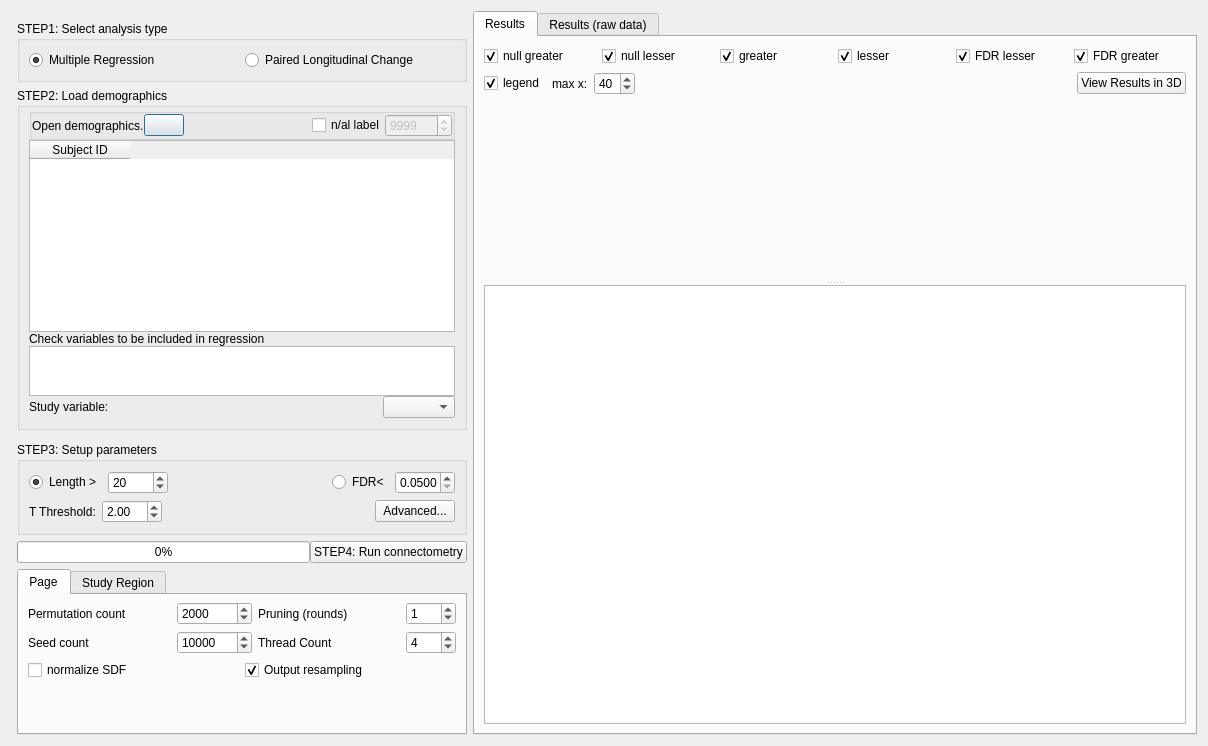
The window that connectometry/group_connectometry.ui (frankyeh/DSI-Studio) describes before a commit, drawn with Qt 5.
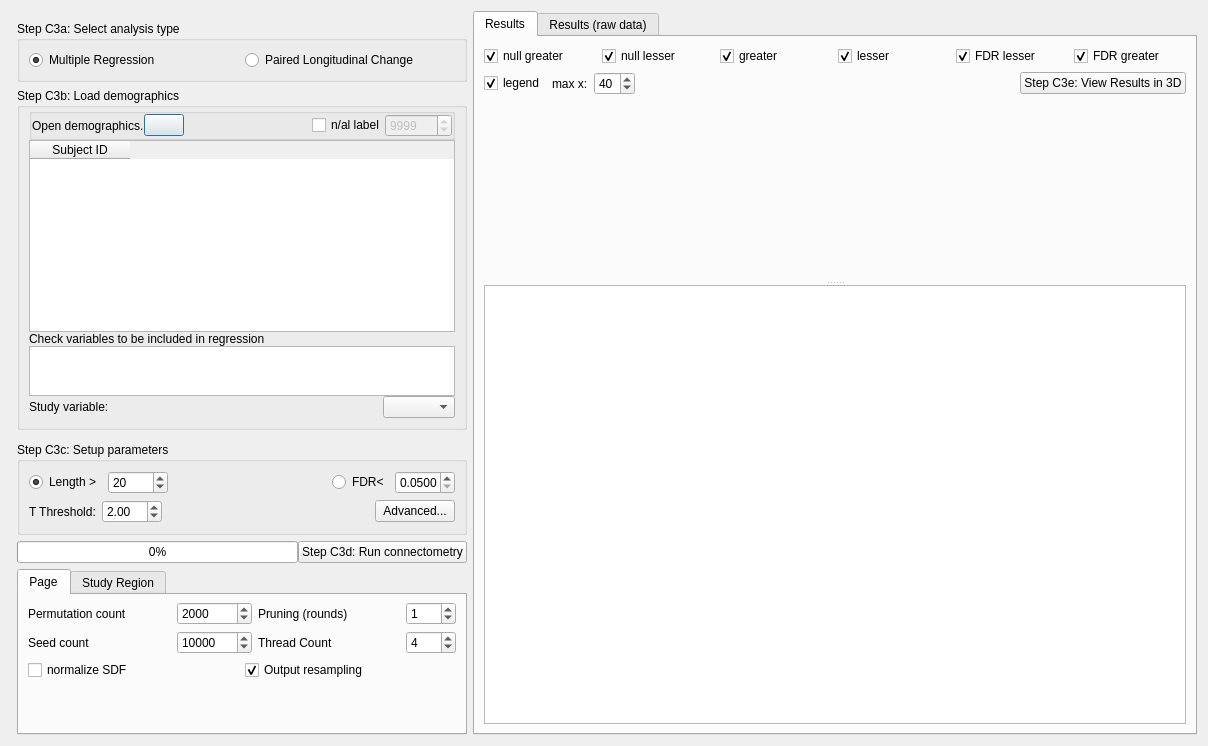
The same window after the commit. Icons and pictures are not drawn. Custom widgets are drawn as their Qt base class.

What changed in the file:
```diff
--- a/connectometry/group_connectometry.ui
+++ b/connectometry/group_connectometry.ui
@@ -66,7 +66,7 @@
       <item>
        <widget class="QGroupBox" name="groupBox_4">
         <property name="title">
-         <string>STEP1: Select analysis type</string>
+         <string>Step C3a: Select analysis type</string>
         </property>
         <layout class="QHBoxLayout" name="horizontalLayout_5">
          <item>
@@ -102,7 +102,7 @@
          </sizepolicy>
         </property>
         <property name="title">
-         <string>STEP2: Load demographics</string>
+         <string>Step C3b: Load demographics</string>
         </property>
         <layout class="QVBoxLayout" name="verticalLayout_2">
          <property name="spacing">
@@ -390,7 +390,7 @@
          </sizepolicy>
         </property>
         <property name="title">
-         <string>STEP3: Setup parameters</string>
+         <string>Step C3c: Setup parameters</string>
         </property>
         <layout class="QVBoxLayout" name="verticalLayout_4">
          <item>
@@ -575,7 +575,7 @@
            <bool>true</bool>
           </property>
           <property name="text">
-           <string>STEP4: Run connectometry</string>
+           <string>Step C3d: Run connectometry</string>
           </property>
           <property name="icon">
            <iconset resource="../icons.qrc">
@@ -1084,7 +1084,7 @@
             <bool>true</bool>
            </property>
            <property name="text">
-            <string>View Results in 3D</string>
+            <string>Step C3e: View Results in 3D</string>
            </property>
           </widget>
          </item>
```
Left out of the diff: 2 changed lines with no effect on the pictures.
